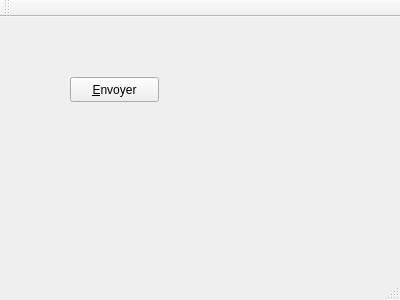
First picture: the form in mainwindow.ui, repository Guilbertb/Qt_Serial_Read_Write, before the edit.
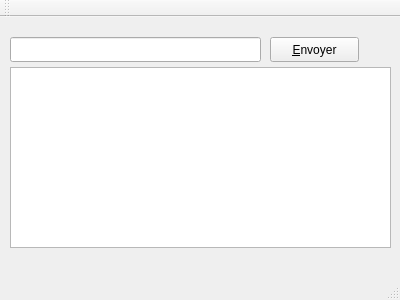
Second picture: the form after the edit.

The edit to the form file:
```diff
--- a/mainwindow.ui
+++ b/mainwindow.ui
@@ -17,8 +17,8 @@
    <widget class="QPushButton" name="pushButton">
     <property name="geometry">
      <rect>
-      <x>70</x>
-      <y>60</y>
+      <x>270</x>
+      <y>20</y>
       <width>89</width>
       <height>25</height>
      </rect>
@@ -27,6 +27,26 @@
      <string>&amp;Envoyer</string>
     </property>
    </widget>
+   <widget class="QTextBrowser" name="textBrowser">
+    <property name="geometry">
+     <rect>
+      <x>10</x>
+      <y>50</y>
+      <width>381</width>
+      <height>181</height>
+     </rect>
+    </property>
+   </widget>
+   <widget class="QLineEdit" name="lineEdit">
+    <property name="geometry">
+     <rect>
+      <x>10</x>
+      <y>20</y>
+      <width>251</width>
+      <height>25</height>
+     </rect>
+    </property>
+   </widget>
   </widget>
   <widget class="QMenuBar" name="menuBar">
    <property name="geometry">
```
Left out of the diff: 2 changed lines with no effect on the pictures.
